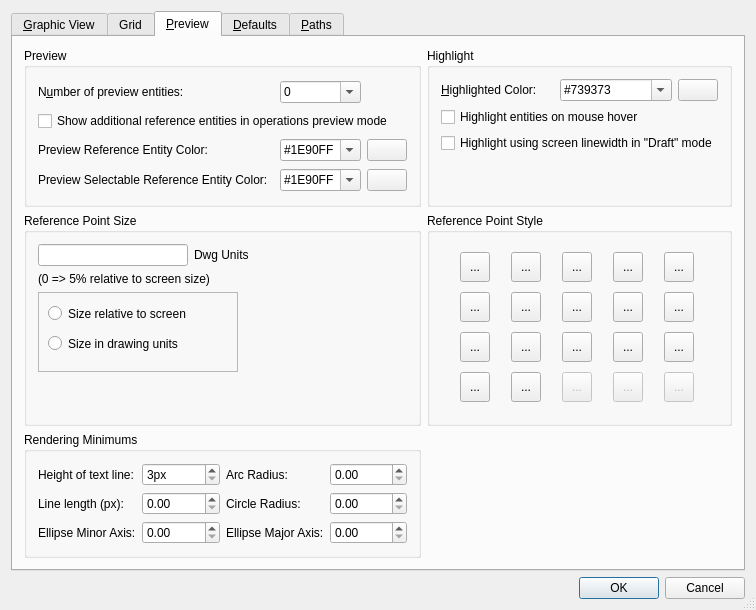
This is librecad/src/ui/dialogs/settings/options_general/qg_dlgoptionsgeneral.ui in LibreCAD/LibreCAD as Qt 5 draws it before an edit. The edited form follows.
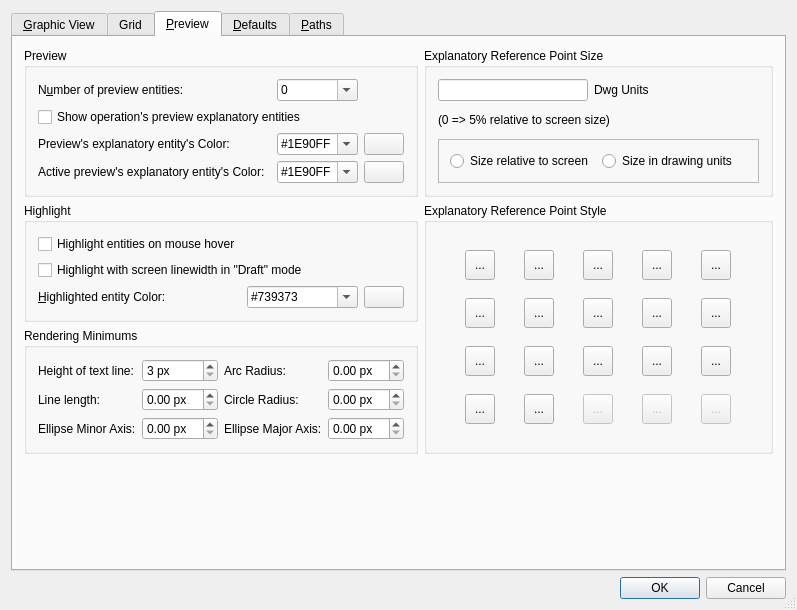
This is the edited form. The open tabs and pages were chosen to show the change. Icons and pictures are not drawn. Custom widgets are drawn as their Qt base class.

The edit to the form file:
```diff
--- a/librecad/src/ui/dialogs/settings/options_general/qg_dlgoptionsgeneral.ui
+++ b/librecad/src/ui/dialogs/settings/options_general/qg_dlgoptionsgeneral.ui
@@ -6,7 +6,7 @@
    <rect>
     <x>0</x>
     <y>0</y>
-    <width>723</width>
+    <width>797</width>
     <height>596</height>
    </rect>
   </property>
@@ -1869,7 +1869,185 @@
        <string>&amp;Preview</string>
       </attribute>
       <layout class="QGridLayout" name="gridLayout_4">
-       <item row="5" column="0">
+       <item row="0" column="0">
+        <widget class="QGroupBox" name="gbPreview">
+         <property name="title">
+          <string>Preview</string>
+         </property>
+         <layout class="QGridLayout" name="gridLayout_5">
+          <item row="1" column="0" colspan="4">
+           <widget class="QCheckBox" name="cbDisplayRefPoints">
+            <property name="toolTip">
+             <string>If checked, more informative and explaining preview will be drawn for operations</string>
+            </property>
+            <property name="text">
+             <string>Show operation's preview explanatory entities </string>
+            </property>
+           </widget>
+          </item>
+          <item row="2" column="3">
+           <widget class="QPushButton" name="pb_previewRefColor">
+            <property name="sizePolicy">
+             <sizepolicy hsizetype="Maximum" vsizetype="Fixed">
+              <horstretch>0</horstretch>
+              <verstretch>0</verstretch>
+             </sizepolicy>
+            </property>
+            <property name="toolTip">
+             <string>Click to select color</string>
+            </property>
+            <property name="text">
+             <string/>
+            </property>
+            <property name="icon">
+             <iconset resource="../../../../../res/ui/ui.qrc">
+              <normaloff>:/ui/colorxx.png</normaloff>:/ui/colorxx.png</iconset>
+            </property>
+           </widget>
+          </item>
+          <item row="0" column="0">
+           <widget class="QLabel" name="lMaxPreview">
+            <property name="text">
+             <string>N&amp;umber of preview entities:</string>
+            </property>
+            <property name="wordWrap">
+             <bool>false</bool>
+            </property>
+            <property name="buddy">
+             <cstring>cbMaxPreview</cstring>
+            </property>
+           </widget>
+          </item>
+          <item row="0" column="2">
+           <widget class="QComboBox" name="cbMaxPreview">
+            <property name="toolTip">
+             <string>If more entities in preview than specified, rect will be drawn instead of entities.</string>
+            </property>
+            <property name="editable">
+             <bool>true</bool>
+            </property>
+            <item>
+             <property name="text">
+              <string notr="true">0</string>
+             </property>
+            </item>
+            <item>
+             <property name="text">
+              <string notr="true">50</string>
+             </property>
+            </item>
+            <item>
+             <property name="text">
+              <string notr="true">100</string>
+             </property>
+            </item>
+            <item>
+             <property name="text">
+              <string notr="true">200</string>
+             </property>
+            </item>
+            <item>
+             <property name="text">
+              <string notr="true">400</string>
+             </property>
+            </item>
+            <item>
+             <property name="text">
+              <string notr="true">800</string>
+             </property>
+            </item>
+           </widget>
+          </item>
+          <item row="3" column="2">
+           <widget class="QComboBox" name="cbPreviewRefHighlightColor">
+            <property name="toolTip">
+             <string>Color for selected preview reference entiites</string>
+            </property>
+            <property name="accessibleDescription">
+             <string notr="true"/>
+            </property>
+            <property name="editable">
+             <bool>true</bool>
+            </property>
+            <item>
+             <property name="text">
+              <string notr="true">#1E90FF</string>
+             </property>
+            </item>
+            <item>
+             <property name="text">
+              <string notr="true">#FFC200</string>
+             </property>
+            </item>
+           </widget>
+          </item>
+          <item row="3" column="0">
+           <widget class="QLabel" name="lbPreviewRefHighlightColor">
+            <property name="text">
+             <string>Active preview's explanatory entity's Color:</string>
+            </property>
+            <property name="buddy">
+             <cstring>cbPreviewRefHighlightColor</cstring>
+            </property>
+           </widget>
+          </item>
+          <item row="3" column="3">
+           <widget class="QPushButton" name="pb_previewRefHighlightColor">
+            <property name="sizePolicy">
+             <sizepolicy hsizetype="Maximum" vsizetype="Fixed">
+              <horstretch>0</horstretch>
+              <verstretch>0</verstretch>
+             </sizepolicy>
+            </property>
+            <property name="toolTip">
+             <string>Click to select color</string>
+            </property>
+            <property name="text">
+             <string/>
+            </property>
+            <property name="icon">
+             <iconset resource="../../../../../res/ui/ui.qrc">
+              <normaloff>:/ui/colorxx.png</normaloff>:/ui/colorxx.png</iconset>
+            </property>
+           </widget>
+          </item>
+          <item row="2" column="2">
+           <widget class="QComboBox" name="cbPreviewRefColor">
+            <property name="toolTip">
+             <string>Color for preview reference entities</string>
+            </property>
+            <property name="accessibleDescription">
+             <string notr="true"/>
+            </property>
+            <property name="editable">
+             <bool>true</bool>
+            </property>
+            <item>
+             <property name="text">
+              <string notr="true">#1E90FF</string>
+             </property>
+            </item>
+            <item>
+             <property name="text">
+              <string notr="true">#FFC200</string>
+             </property>
+            </item>
+           </widget>
+          </item>
+          <item row="2" column="0">
+           <widget class="QLabel" name="lbPreviewRefColor">
+            <property name="text">
+             <string>Preview's explanatory entity's Color:</string>
+            </property>
+            <property name="buddy">
+             <cstring>cbPreviewRefColor</cstring>
+            </property>
+           </widget>
+          </item>
+         </layout>
+        </widget>
+       </item>
+       <item row="6" column="0">
         <spacer name="verticalSpacer_2">
          <property name="orientation">
           <enum>Qt::Vertical</enum>
@@ -1882,10 +2060,195 @@
          </property>
         </spacer>
        </item>
-       <item row="3" column="1">
+       <item row="6" column="1">
+        <spacer name="verticalSpacer_9">
+         <property name="orientation">
+          <enum>Qt::Vertical</enum>
+         </property>
+         <property name="sizeHint" stdset="0">
+          <size>
+           <width>20</width>
+           <height>0</height>
+          </size>
+         </property>
+        </spacer>
+       </item>
+       <item row="1" column="0">
+        <widget class="QGroupBox" name="gbGVHighlight">
+         <property name="title">
+          <string>Highlight</string>
+         </property>
+         <layout class="QGridLayout" name="gridLayout_16">
+          <item row="2" column="0">
+           <widget class="QLabel" name="lHighlightedColor">
+            <property name="text">
+             <string>&amp;Highlighted entity Color:</string>
+            </property>
+            <property name="wordWrap">
+             <bool>false</bool>
+            </property>
+            <property name="buddy">
+             <cstring>cbHighlightedColor</cstring>
+            </property>
+           </widget>
+          </item>
+          <item row="2" column="2">
+           <widget class="QPushButton" name="pb_highlighted">
+            <property name="sizePolicy">
+             <sizepolicy hsizetype="Maximum" vsizetype="Fixed">
+              <horstretch>0</horstretch>
+              <verstretch>0</verstretch>
+             </sizepolicy>
+            </property>
+            <property name="toolTip">
+             <string>Click to select color</string>
+            </property>
+            <property name="text">
+             <string/>
+            </property>
+            <property name="icon">
+             <iconset resource="../../../../../res/ui/ui.qrc">
+              <normaloff>:/ui/colorxx.png</normaloff>:/ui/colorxx.png</iconset>
+            </property>
+           </widget>
+          </item>
+          <item row="2" column="1">
+           <widget class="QComboBox" name="cbHighlightedColor">
+            <property name="toolTip">
+             <string>Color for highlighted entities</string>
+            </property>
+            <property name="accessibleDescription">
+             <string notr="true"/>
+            </property>
+            <property name="editable">
+             <bool>true</bool>
+            </property>
+            <item>
+             <property name="text">
+              <string notr="true">#739373</string>
+             </property>
+            </item>
+           </widget>
+          </item>
+          <item row="1" column="0" colspan="2">
+           <widget class="QCheckBox" name="cbHighlightWIthLinewidthInDraft">
+            <property name="toolTip">
+             <string>If selected, entity will be highlighted in &quot;Draft&quot; mode using entity's linewidth instead of 1px</string>
+            </property>
+            <property name="text">
+             <string>Highlight with screen linewidth in &quot;Draft&quot; mode</string>
+            </property>
+           </widget>
+          </item>
+          <item row="0" column="0">
+           <widget class="QCheckBox" name="cbVisualizeHovering">
+            <property name="toolTip">
+             <string>Visualize the entity under the mouse cursor</string>
+            </property>
+            <property name="text">
+             <string>Highlight entities on mouse hover</string>
+            </property>
+           </widget>
+          </item>
+         </layout>
+        </widget>
+       </item>
+       <item row="0" column="1">
+        <widget class="QGroupBox" name="gbPointSize">
+         <property name="title">
+          <string>Explanatory Reference Point Size</string>
+         </property>
+         <property name="alignment">
+          <set>Qt::AlignLeading|Qt::AlignLeft|Qt::AlignTop</set>
+         </property>
+         <layout class="QGridLayout" name="gridLayout_12">
+          <item row="0" column="0">
+           <widget class="QLineEdit" name="lePointSize">
+            <property name="sizePolicy">
+             <sizepolicy hsizetype="Fixed" vsizetype="Fixed">
+              <horstretch>0</horstretch>
+              <verstretch>0</verstretch>
+             </sizepolicy>
+            </property>
+            <property name="maximumSize">
+             <size>
+              <width>150</width>
+              <height>16777215</height>
+             </size>
+            </property>
+            <property name="toolTip">
+             <string>Size of reference points</string>
+            </property>
+           </widget>
+          </item>
+          <item row="0" column="1">
+           <widget class="QLabel" name="lPtSzUnits">
+            <property name="text">
+             <string>Dwg Units</string>
+            </property>
+            <property name="textFormat">
+             <enum>Qt::PlainText</enum>
+            </property>
+           </widget>
+          </item>
+          <item row="2" column="0" colspan="2">
+           <widget class="QFrame" name="frame">
+            <property name="minimumSize">
+             <size>
+              <width>0</width>
+              <height>0</height>
+             </size>
+            </property>
+            <property name="maximumSize">
+             <size>
+              <width>16777215</width>
+              <height>16777215</height>
+             </size>
+            </property>
+            <property name="frameShape">
+             <enum>QFrame::StyledPanel</enum>
+            </property>
+            <property name="frameShadow">
+             <enum>QFrame::Raised</enum>
+            </property>
+            <layout class="QGridLayout" name="gridLayout_28">
+             <item row="0" column="0">
+              <widget class="QRadioButton" name="rbRelSize">
+               <property name="text">
+                <string>Size relative to screen</string>
+               </property>
+              </widget>
+             </item>
+             <item row="0" column="1">
+              <widget class="QRadioButton" name="rbAbsSize">
+               <property name="text">
+                <string>Size in drawing units</string>
+               </property>
+              </widget>
+             </item>
+            </layout>
+           </widget>
+          </item>
+          <item row="1" column="0" colspan="2">
+           <widget class="QLabel" name="label_11">
+            <property name="maximumSize">
+             <size>
+              <width>190</width>
+              <height>16777215</height>
+             </size>
+            </property>
+            <property name="text">
+             <string>(0 =&gt; 5% relative to screen size)</string>
+            </property>
+           </widget>
+          </item>
+         </layout>
+        </widget>
+       </item>
+       <item row="1" column="1" rowspan="2">
         <widget class="QGroupBox" name="gbPointStyle">
          <property name="title">
-          <string>Reference Point Style</string>
+          <string>Explanatory Reference Point Style</string>
          </property>
          <layout class="QGridLayout" name="gridLayout_13">
           <property name="spacing">
@@ -2708,384 +3071,7 @@
          </layout>
         </widget>
        </item>
-       <item row="0" column="0">
-        <widget class="QGroupBox" name="gbPreview">
-         <property name="title">
-          <string>Preview</string>
-         </property>
-         <layout class="QGridLayout" name="gridLayout_5">
-          <item row="1" column="0" colspan="4">
-           <widget class="QCheckBox" name="cbDisplayRefPoints">
-            <property name="toolTip">
-             <string>If checked, more informative and explaining preview will be drawn for operations</string>
-            </property>
-            <property name="text">
-             <string>Show additional reference entities in operations preview mode</string>
-            </property>
-           </widget>
-          </item>
-          <item row="2" column="3">
-           <widget class="QPushButton" name="pb_previewRefColor">
-            <property name="sizePolicy">
-             <sizepolicy hsizetype="Maximum" vsizetype="Fixed">
-              <horstretch>0</horstretch>
-              <verstretch>0</verstretch>
-             </sizepolicy>
-            </property>
-            <property name="text">
-             <string/>
-            </property>
-            <property name="icon">
-             <iconset resource="../../../../../res/ui/ui.qrc">
-              <normaloff>:/ui/colorxx.png</normaloff>:/ui/colorxx.png</iconset>
-            </property>
-           </widget>
-          </item>
-          <item row="0" column="0">
-           <widget class="QLabel" name="lMaxPreview">
-            <property name="text">
-             <string>N&amp;umber of preview entities:</string>
-            </property>
-            <property name="wordWrap">
-             <bool>false</bool>
-            </property>
-            <property name="buddy">
-             <cstring>cbMaxPreview</cstring>
-            </property>
-           </widget>
-          </item>
-          <item row="0" column="2">
-           <widget class="QComboBox" name="cbMaxPreview">
-            <property name="toolTip">
-             <string>If more entities in preview than specified, rect will be drawn instead of entities.</string>
-            </property>
-            <property name="editable">
-             <bool>true</bool>
-            </property>
-            <item>
-             <property name="text">
-              <string notr="true">0</string>
-             </property>
-            </item>
-            <item>
-             <property name="text">
-              <string notr="true">50</string>
-             </property>
-            </item>
-            <item>
-             <property name="text">
-              <string notr="true">100</string>
-             </property>
-            </item>
-            <item>
-             <property name="text">
-              <string notr="true">200</string>
-             </property>
-            </item>
-            <item>
-             <property name="text">
-              <string notr="true">400</string>
-             </property>
-            </item>
-            <item>
-             <property name="text">
-              <string notr="true">800</string>
-             </property>
-            </item>
-           </widget>
-          </item>
-          <item row="3" column="2">
-           <widget class="QComboBox" name="cbPreviewRefHighlightColor">
-            <property name="toolTip">
-             <string>Color for selected preview reference entiites</string>
-            </property>
-            <property name="accessibleDescription">
-             <string notr="true"/>
-            </property>
-            <property name="editable">
-             <bool>true</bool>
-            </property>
-            <item>
-             <property name="text">
-              <string notr="true">#1E90FF</string>
-             </property>
-            </item>
-            <item>
-             <property name="text">
-              <string notr="true">#FFC200</string>
-             </property>
-            </item>
-           </widget>
-          </item>
-          <item row="3" column="0">
-           <widget class="QLabel" name="lbPreviewRefHighlightColor">
-            <property name="text">
-             <string>Preview Selectable Reference Entity Color:</string>
-            </property>
-            <property name="buddy">
-             <cstring>cbPreviewRefHighlightColor</cstring>
-            </property>
-           </widget>
-          </item>
-          <item row="3" column="3">
-           <widget class="QPushButton" name="pb_previewRefHighlightColor">
-            <property name="sizePolicy">
-             <sizepolicy hsizetype="Maximum" vsizetype="Fixed">
-              <horstretch>0</horstretch>
-              <verstretch>0</verstretch>
-             </sizepolicy>
-            </property>
-            <property name="text">
-             <string/>
-            </property>
-            <property name="icon">
-             <iconset resource="../../../../../res/ui/ui.qrc">
-              <normaloff>:/ui/colorxx.png</normaloff>:/ui/colorxx.png</iconset>
-            </property>
-           </widget>
-          </item>
-          <item row="2" column="2">
-           <widget class="QComboBox" name="cbPreviewRefColor">
-            <property name="toolTip">
-             <string>Color for preview reference entities</string>
-            </property>
-            <property name="accessibleDescription">
-             <string notr="true"/>
-            </property>
-            <property name="editable">
-             <bool>true</bool>
-            </property>
-            <item>
-             <property name="text">
-              <string notr="true">#1E90FF</string>
-             </property>
-            </item>
-            <item>
-             <property name="text">
-              <string notr="true">#FFC200</string>
-             </property>
-            </item>
-           </widget>
-          </item>
-          <item row="2" column="0">
-           <widget class="QLabel" name="lbPreviewRefColor">
-            <property name="text">
-             <string>Preview Reference Entity Color:</string>
-            </property>
-            <property name="buddy">
-             <cstring>cbPreviewRefColor</cstring>
-            </property>
-           </widget>
-          </item>
-         </layout>
-        </widget>
-       </item>
-       <item row="0" column="1">
-        <widget class="QGroupBox" name="gbGVHighlight">
-         <property name="title">
-          <string>Highlight</string>
-         </property>
-         <layout class="QGridLayout" name="gridLayout_16">
-          <item row="0" column="2">
-           <widget class="QPushButton" name="pb_highlighted">
-            <property name="sizePolicy">
-             <sizepolicy hsizetype="Maximum" vsizetype="Fixed">
-              <horstretch>0</horstretch>
-              <verstretch>0</verstretch>
-             </sizepolicy>
-            </property>
-            <property name="text">
-             <string/>
-            </property>
-            <property name="icon">
-             <iconset resource="../../../../../res/ui/ui.qrc">
-              <normaloff>:/ui/colorxx.png</normaloff>:/ui/colorxx.png</iconset>
-            </property>
-           </widget>
-          </item>
-          <item row="1" column="0" colspan="3">
-           <widget class="QCheckBox" name="cbVisualizeHovering">
-            <property name="toolTip">
-             <string>Visualize the entity under the mouse cursor</string>
-            </property>
-            <property name="text">
-             <string>Highlight entities on mouse hover</string>
-            </property>
-           </widget>
-          </item>
-          <item row="3" column="0">
-           <spacer name="verticalSpacer_8">
-            <property name="orientation">
-             <enum>Qt::Vertical</enum>
-            </property>
-            <property name="sizeHint" stdset="0">
-             <size>
-              <width>20</width>
-              <height>40</height>
-             </size>
-            </property>
-           </spacer>
-          </item>
-          <item row="0" column="1">
-           <widget class="QComboBox" name="cbHighlightedColor">
-            <property name="toolTip">
-             <string>Color for highlighted entities</string>
-            </property>
-            <property name="accessibleDescription">
-             <string notr="true"/>
-            </property>
-            <property name="editable">
-             <bool>true</bool>
-            </property>
-            <item>
-             <property name="text">
-              <string notr="true">#739373</string>
-             </property>
-            </item>
-           </widget>
-          </item>
-          <item row="0" column="0">
-           <widget class="QLabel" name="lHighlightedColor">
-            <property name="text">
-             <string>&amp;Highlighted Color:</string>
-            </property>
-            <property name="wordWrap">
-             <bool>false</bool>
-            </property>
-            <property name="buddy">
-             <cstring>cbHighlightedColor</cstring>
-            </property>
-           </widget>
-          </item>
-          <item row="2" column="0" colspan="3">
-           <widget class="QCheckBox" name="cbHighlightWIthLinewidthInDraft">
-            <property name="toolTip">
-             <string>If selected, entity will be highlighted in &quot;Draft&quot; mode using entity's linewidth instead of 1px</string>
-            </property>
-            <property name="text">
-             <string>Highlight using screen linewidth in &quot;Draft&quot; mode</string>
-            </property>
-           </widget>
-          </item>
-         </layout>
-        </widget>
-       </item>
-       <item row="3" column="0">
-        <widget class="QGroupBox" name="gbPointSize">
-         <property name="title">
-          <string>Reference Point Size</string>
-         </property>
-         <property name="alignment">
-          <set>Qt::AlignLeading|Qt::AlignLeft|Qt::AlignTop</set>
-         </property>
-         <layout class="QGridLayout" name="gridLayout_12">
-          <item row="1" column="0" colspan="2">
-           <widget class="QLabel" name="label_11">
-            <property name="maximumSize">
-             <size>
-              <width>190</width>
-              <height>16777215</height>
-             </size>
-            </property>
-            <property name="text">
-             <string>(0 =&gt; 5% relative to screen size)</string>
-            </property>
-           </widget>
-          </item>
-          <item row="0" column="0">
-           <widget class="QLineEdit" name="lePointSize">
-            <property name="sizePolicy">
-             <sizepolicy hsizetype="Fixed" vsizetype="Fixed">
-              <horstretch>0</horstretch>
-              <verstretch>0</verstretch>
-             </sizepolicy>
-            </property>
-            <property name="maximumSize">
-             <size>
-              <width>150</width>
-              <height>16777215</height>
-             </size>
-            </property>
-            <property name="toolTip">
-             <string>Size of reference points</string>
-            </property>
-           </widget>
-          </item>
-          <item row="0" column="1">
-           <widget class="QLabel" name="lPtSzUnits">
-            <property name="text">
-             <string>Dwg Units</string>
-            </property>
-            <property name="textFormat">
-             <enum>Qt::PlainText</enum>
-            </property>
-           </widget>
-          </item>
-          <item row="2" column="0" colspan="2">
-           <widget class="QFrame" name="frame">
-            <property name="minimumSize">
-             <size>
-              <width>200</width>
-              <height>80</height>
-             </size>
-            </property>
-            <property name="maximumSize">
-             <size>
-              <width>200</width>
-              <height>16777215</height>
-             </size>
-            </property>
-            <property name="frameShape">
-             <enum>QFrame::StyledPanel</enum>
-            </property>
-            <property name="frameShadow">
-             <enum>QFrame::Raised</enum>
-            </property>
-            <widget class="QRadioButton" name="rbRelSize">
-             <property name="geometry">
-              <rect>
-               <x>10</x>
-               <y>10</y>
-               <width>190</width>
-               <height>23</height>
-              </rect>
-             </property>
-             <property name="text">
-              <string>Size relative to screen</string>
-             </property>
-            </widget>
-            <widget class="QRadioButton" name="rbAbsSize">
-             <property name="geometry">
-              <rect>
-               <x>10</x>
-               <y>40</y>
-               <width>190</width>
-               <height>23</height>
-              </rect>
-             </property>
-             <property name="text">
-              <string>Size in drawing units</string>
-             </property>
-            </widget>
-           </widget>
-          </item>
-          <item row="3" column="0">
-           <spacer name="verticalSpacer_9">
-            <property name="orientation">
-             <enum>Qt::Vertical</enum>
-            </property>
-            <property name="sizeHint" stdset="0">
-             <size>
-              <width>20</width>
-              <height>40</height>
-             </size>
-            </property>
-           </spacer>
-          </item>
-         </layout>
-        </widget>
-       </item>
-       <item row="4" column="0">
+       <item row="2" column="0">
         <widget class="QGroupBox" name="groupBox_14">
          <property name="title">
           <string>Rendering Minimums</string>
@@ -3097,7 +3083,7 @@
              <string>If height of text line on the screen is less than specified pixels, placholder will be drawn instead of text</string>
             </property>
             <property name="suffix">
-             <string>px</string>
+             <string> px</string>
             </property>
             <property name="prefix">
              <string/>
@@ -3116,7 +3102,7 @@
           <item row="1" column="0">
            <widget class="QLabel" name="label_13">
             <property name="text">
-             <string>Line length (px):</string>
+             <string>Line length:</string>
             </property>
            </widget>
           </item>
@@ -3139,6 +3125,9 @@
             <property name="toolTip">
              <string>If screen size of minor ellipse axis is less than value, ellipse is drawn as line</string>
             </property>
+            <property name="suffix">
+             <string> px</string>
+            </property>
             <property name="maximum">
              <double>5.000000000000000</double>
             </property>
@@ -3152,6 +3141,9 @@
             <property name="toolTip">
              <string>If screen length of line is less than value, the line is drawn as point</string>
             </property>
+            <property name="suffix">
+             <string> px</string>
+            </property>
             <property name="maximum">
              <double>5.000000000000000</double>
             </property>
@@ -3165,6 +3157,9 @@
             <property name="toolTip">
              <string>If screen radius of circle is less than value, circle is drawn as point</string>
             </property>
+            <property name="suffix">
+             <string> px</string>
+            </property>
             <property name="maximum">
              <double>5.000000000000000</double>
             </property>
@@ -3192,6 +3187,9 @@
             <property name="toolTip">
              <string>If screen radius of arc is less than value, arc is drawn as point</string>
             </property>
+            <property name="suffix">
+             <string> px</string>
+            </property>
             <property name="maximum">
              <double>5.000000000000000</double>
             </property>
@@ -3212,6 +3210,9 @@
             <property name="toolTip">
              <string>If screen size for major ellipse axis is less than value, ellipse is drawn as point</string>
             </property>
+            <property name="suffix">
+             <string> px</string>
+            </property>
             <property name="maximum">
              <double>5.000000000000000</double>
             </property>
```
Left out of the diff: 586 changed lines with no effect on the pictures.
